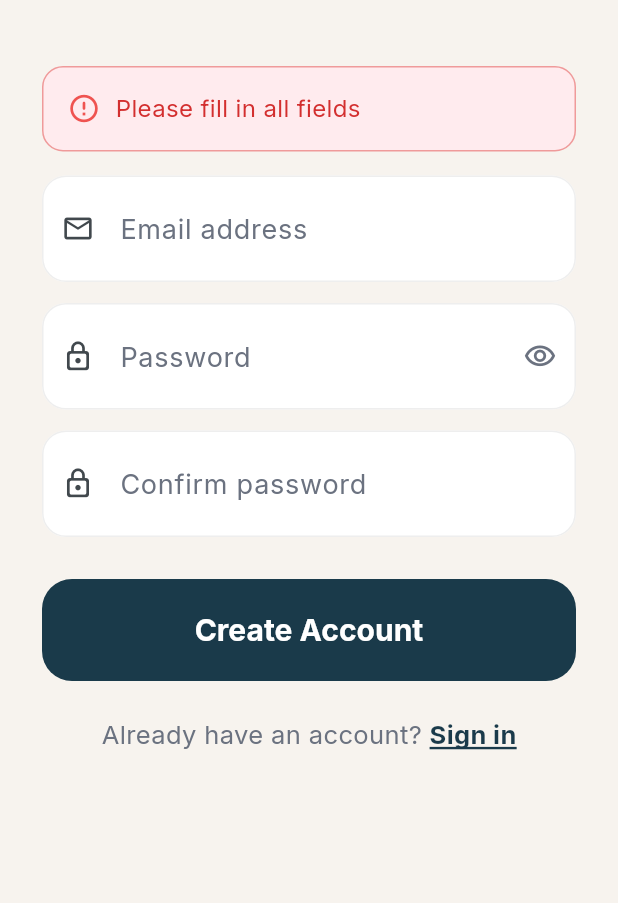
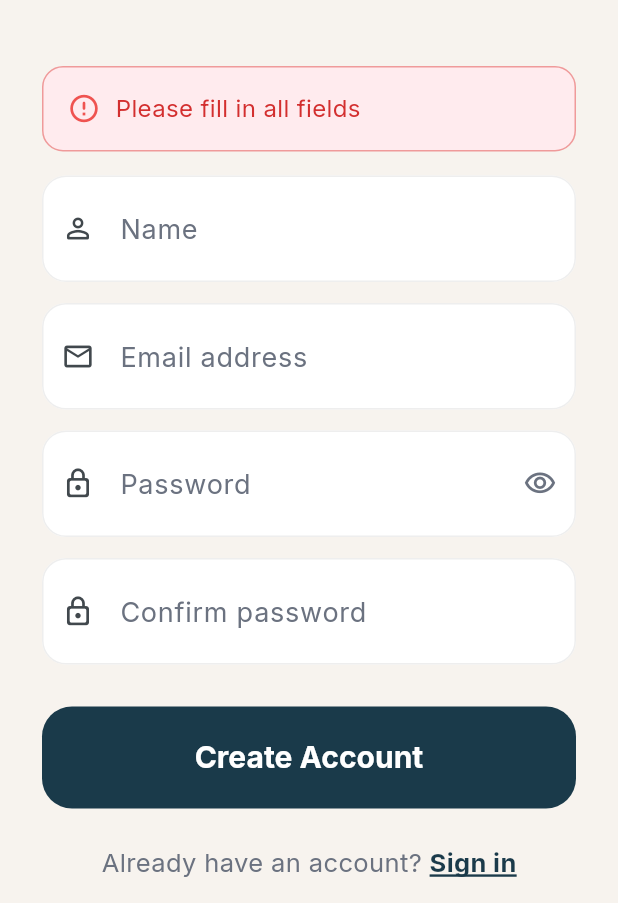
Before and after one commit to dunnzie/mixed-plate-flutter, a Flutter app: the SignupScreen screen opened directly, after a tap on "Create Account", on a phone screen of 412 x 824 dp, the part 333-1236 px from its top. Run offline on Flutter 3.47's test engine with Material 3 defaults, Android fonts, the phone set to English and light mode, and no system bars; our stand-ins replace flutter_secure_storage, google_fonts, shared_preferences; accounts and stored records are empty.

Commit message:
Add name field to signup
- Add a required Name TextField to the signup screen
- Require name, email, and password before submitting
- Send name to POST /auth/signup (backend now requires it)
- Thread name through AppState.signup and ApiService.signup; capture and
  persist the returned user name, tolerating both nested and flat auth shapes

Co-Authored-By: Claude Opus 4.8 <noreply@anthropic.com>

```diff
--- a/lib/providers/app_state.dart
+++ b/lib/providers/app_state.dart
@@ -18,6 +18,7 @@ class AppState extends ChangeNotifier {
   String? userId;
   String? accessToken;
   String? userEmail;
+  String? userName;
   bool get isAuthenticated => accessToken != null;
 
   // ── Household ──────────────────────────────────────────────────────────────
@@ -65,11 +66,13 @@ class AppState extends ChangeNotifier {
     final token = await _storage.read(key: 'access_token');
     final uid = await _storage.read(key: 'user_id');
     final email = await _storage.read(key: 'user_email');
+    final name = await _storage.read(key: 'user_name');
 
     if (token != null && uid != null) {
       accessToken = token;
       userId = uid;
       userEmail = email;
+      userName = name;
       _api.setToken(token);
 
       // Restore household
@@ -95,12 +98,12 @@ class AppState extends ChangeNotifier {
 
   // ── Auth methods ───────────────────────────────────────────────────────────
 
-  Future<void> signup(String email, String password) async {
+  Future<void> signup(String name, String email, String password) async {
     isLoading = true;
     error = null;
     notifyListeners();
     try {
-      final data = await _api.signup(email, password);
+      final data = await _api.signup(name, email, password);
       await _applyAuth(data);
     } catch (e) {
       error = e.toString().replaceFirst('Exception: ', '');
@@ -136,6 +139,7 @@ class AppState extends ChangeNotifier {
     accessToken = null;
     userId = null;
     userEmail = null;
+    userName = null;
     householdId = null;
     householdCode = null;
     householdName = null;
@@ -148,16 +152,23 @@ class AppState extends ChangeNotifier {
   }
 
   Future<void> _applyAuth(Map<String, dynamic> data) async {
-    final uid = data['user_id'] as String;
+    // The backend returns the profile nested under `user`; tolerate a flat
+    // shape too for backward compatibility.
+    final user = (data['user'] as Map<String, dynamic>?) ?? const {};
+    final uid = (data['user_id'] ?? user['id']) as String;
     final token = data['access_token'] as String;
-    final email = (data['email'] as String?) ?? userEmail ?? '';
+    final email =
+        (data['email'] ?? user['email']) as String? ?? userEmail ?? '';
+    final name = (data['name'] ?? user['name']) as String? ?? userName;
     accessToken = token;
     userId = uid;
     userEmail = email;
+    userName = name;
     _api.setToken(token);
     await _storage.write(key: 'access_token', value: token);
     await _storage.write(key: 'user_id', value: uid);
     await _storage.write(key: 'user_email', value: email);
+    if (name != null) await _storage.write(key: 'user_name', value: name);
 
     // Restore household from prefs if it exists
     final prefs = await SharedPreferences.getInstance();
--- a/lib/screens/auth/signup_screen.dart
+++ b/lib/screens/auth/signup_screen.dart
@@ -12,6 +12,7 @@ class SignupScreen extends StatefulWidget {
 }
 
 class _SignupScreenState extends State<SignupScreen> {
+  final _nameCtrl = TextEditingController();
   final _emailCtrl = TextEditingController();
   final _passwordCtrl = TextEditingController();
   final _confirmCtrl = TextEditingController();
@@ -20,6 +21,7 @@ class _SignupScreenState extends State<SignupScreen> {
 
   @override
   void dispose() {
+    _nameCtrl.dispose();
     _emailCtrl.dispose();
     _passwordCtrl.dispose();
     _confirmCtrl.dispose();
@@ -83,6 +85,20 @@ class _SignupScreenState extends State<SignupScreen> {
             ],
 
             // ── Fields ───────────────────────────────────────────────────────
+            TextField(
+              controller: _nameCtrl,
+              decoration: const InputDecoration(
+                labelText: 'Name',
+                hintText: 'Your name',
+                prefixIcon: Icon(Icons.person_outline_rounded, size: 22),
+              ),
+              keyboardType: TextInputType.name,
+              textCapitalization: TextCapitalization.words,
+              autocorrect: false,
+              textInputAction: TextInputAction.next,
+              onSubmitted: (_) => FocusScope.of(context).nextFocus(),
+            ),
+            const SizedBox(height: 14),
             TextField(
               controller: _emailCtrl,
               decoration: const InputDecoration(
@@ -207,11 +223,12 @@ class _SignupScreenState extends State<SignupScreen> {
   }
 
   void _createAccount(AppState state) {
+    final name = _nameCtrl.text.trim();
     final email = _emailCtrl.text.trim();
     final password = _passwordCtrl.text;
     final confirm = _confirmCtrl.text;
 
-    if (email.isEmpty || password.isEmpty) {
+    if (name.isEmpty || email.isEmpty || password.isEmpty) {
       setState(() => _localError = 'Please fill in all fields');
       return;
     }
@@ -225,6 +242,6 @@ class _SignupScreenState extends State<SignupScreen> {
     }
     setState(() => _localError = null);
     FocusScope.of(context).unfocus();
-    state.signup(email, password);
+    state.signup(name, email, password);
   }
 }
--- a/lib/services/api_service.dart
+++ b/lib/services/api_service.dart
@@ -18,13 +18,15 @@ class ApiService {
 
   // ── Auth (no offline fallback — server must be running) ───────────────────
 
-  Future<Map<String, dynamic>> signup(String email, String password) async {
+  Future<Map<String, dynamic>> signup(
+      String name, String email, String password) async {
     try {
       final res = await http
           .post(
             Uri.parse('$_base/auth/signup'),
             headers: {'Content-Type': 'application/json'},
-            body: jsonEncode({'email': email, 'password': password}),
+            body: jsonEncode(
+                {'name': name, 'email': email, 'password': password}),
           )
           .timeout(_timeout);
       if (res.statusCode == 200 || res.statusCode == 201) {
```
